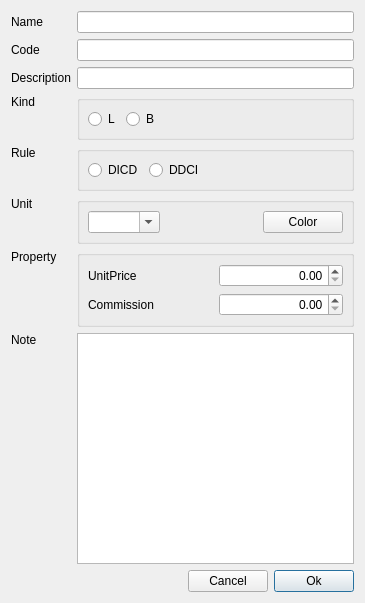
Above: dialog/insertnode/insertnodei.ui from ytxerp/ytx-client before the change. Below: the same form after it.
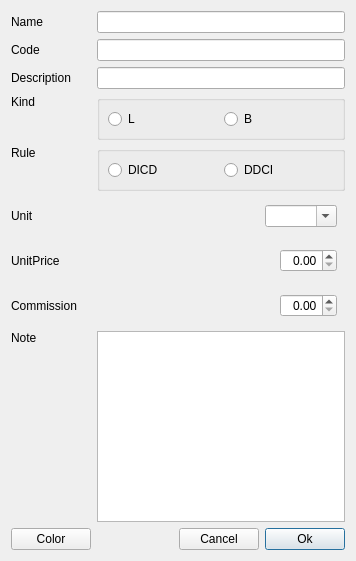
That is the form after the change. Custom widgets are drawn as their Qt base class.

What changed in the file:
```diff
--- a/dialog/insertnode/insertnodei.ui
+++ b/dialog/insertnode/insertnodei.ui
@@ -6,91 +6,65 @@
    <rect>
     <x>0</x>
     <y>0</y>
-    <width>365</width>
-    <height>603</height>
+    <width>356</width>
+    <height>561</height>
    </rect>
   </property>
-  <layout class="QGridLayout" name="gridLayout_4">
-   <item row="2" column="0">
-    <widget class="QLabel" name="labDescription">
-     <property name="text">
-      <string>Description</string>
-     </property>
-     <property name="buddy">
-      <cstring>lineEditDescription</cstring>
-     </property>
-    </widget>
-   </item>
-   <item row="0" column="1" colspan="3">
-    <widget class="LineEdit" name="lineEditName">
-     <property name="sizePolicy">
-      <sizepolicy hsizetype="Expanding" vsizetype="Fixed">
-       <horstretch>0</horstretch>
-       <verstretch>0</verstretch>
-      </sizepolicy>
-     </property>
-    </widget>
-   </item>
-   <item row="6" column="0">
-    <widget class="QLabel" name="labUnit">
-     <property name="toolTip">
-      <string>Cannot be changed once set. Delete and recreate to modify.</string>
-     </property>
-     <property name="text">
-      <string>Unit</string>
-     </property>
-     <property name="alignment">
-      <set>Qt::AlignmentFlag::AlignLeading|Qt::AlignmentFlag::AlignLeft|Qt::AlignmentFlag::AlignTop</set>
-     </property>
-    </widget>
-   </item>
-   <item row="12" column="2">
-    <widget class="QPushButton" name="pBtnCancel">
-     <property name="sizePolicy">
-      <sizepolicy hsizetype="Fixed" vsizetype="Fixed">
-       <horstretch>0</horstretch>
-       <verstretch>0</verstretch>
-      </sizepolicy>
-     </property>
-     <property name="text">
-      <string>Cancel</string>
-     </property>
-    </widget>
-   </item>
-   <item row="2" column="1" colspan="3">
-    <widget class="LineEdit" name="lineEditDescription">
-     <property name="sizePolicy">
-      <sizepolicy hsizetype="Preferred" vsizetype="Preferred">
-       <horstretch>0</horstretch>
-       <verstretch>0</verstretch>
-      </sizepolicy>
-     </property>
-    </widget>
-   </item>
-   <item row="0" column="0">
-    <widget class="QLabel" name="labName">
-     <property name="sizePolicy">
-      <sizepolicy hsizetype="Fixed" vsizetype="Preferred">
-       <horstretch>0</horstretch>
-       <verstretch>0</verstretch>
-      </sizepolicy>
-     </property>
-     <property name="text">
-      <string>Name</string>
-     </property>
-     <property name="buddy">
-      <cstring>lineEditName</cstring>
-     </property>
-    </widget>
-   </item>
-   <item row="9" column="1" rowspan="3" colspan="3">
+  <layout class="QGridLayout" name="gridLayout">
+   <item row="8" column="1" colspan="3">
     <widget class="PlainTextEdit" name="plainTextEdit">
      <property name="tabChangesFocus">
       <bool>true</bool>
      </property>
     </widget>
    </item>
-   <item row="4" column="1" colspan="3">
+   <item row="9" column="1">
+    <spacer name="horizontalSpacer">
+     <property name="orientation">
+      <enum>Qt::Orientation::Horizontal</enum>
+     </property>
+     <property name="sizeHint" stdset="0">
+      <size>
+       <width>103</width>
+       <height>20</height>
+      </size>
+     </property>
+    </spacer>
+   </item>
+   <item row="9" column="0">
+    <widget class="QPushButton" name="pBtnColor">
+     <property name="text">
+      <string>Color</string>
+     </property>
+     <property name="checkable">
+      <bool>false</bool>
+     </property>
+    </widget>
+   </item>
+   <item row="9" column="3">
+    <widget class="QPushButton" name="pBtnOk">
+     <property name="sizePolicy">
+      <sizepolicy hsizetype="Fixed" vsizetype="Fixed">
+       <horstretch>0</horstretch>
+       <verstretch>0</verstretch>
+      </sizepolicy>
+     </property>
+     <property name="text">
+      <string>Ok</string>
+     </property>
+     <property name="default">
+      <bool>true</bool>
+     </property>
+    </widget>
+   </item>
+   <item row="6" column="0">
+    <widget class="QLabel" name="labUnitPrice">
+     <property name="text">
+      <string>UnitPrice</string>
+     </property>
+    </widget>
+   </item>
+   <item row="3" column="1" colspan="3">
     <widget class="QGroupBox" name="groupBox_3">
      <property name="title">
       <string/>
@@ -111,29 +85,6 @@
       <property name="spacing">
        <number>-1</number>
       </property>
-      <item row="0" column="3">
-       <spacer name="horizontalSpacer_4">
-        <property name="orientation">
-         <enum>Qt::Orientation::Horizontal</enum>
-        </property>
-        <property name="sizeHint" stdset="0">
-         <size>
-          <width>40</width>
-          <height>5</height>
-         </size>
-        </property>
-       </spacer>
-      </item>
-      <item row="0" column="1">
-       <widget class="QRadioButton" name="rBtnLeaf">
-        <property name="toolTip">
-         <string>Leaf</string>
-        </property>
-        <property name="text">
-         <string notr="true">L</string>
-        </property>
-       </widget>
-      </item>
       <item row="0" column="2">
        <widget class="QRadioButton" name="rBtnBranch">
         <property name="toolTip">
@@ -144,12 +95,54 @@
         </property>
        </widget>
       </item>
+      <item row="0" column="1">
+       <widget class="QRadioButton" name="rBtnLeaf">
+        <property name="toolTip">
+         <string>Leaf</string>
+        </property>
+        <property name="text">
+         <string notr="true">L</string>
+        </property>
+       </widget>
+      </item>
      </layout>
     </widget>
    </item>
-   <item row="6" column="1" colspan="3">
+   <item row="9" column="2">
+    <widget class="QPushButton" name="pBtnCancel">
+     <property name="sizePolicy">
+      <sizepolicy hsizetype="Fixed" vsizetype="Fixed">
+       <horstretch>0</horstretch>
+       <verstretch>0</verstretch>
+      </sizepolicy>
+     </property>
+     <property name="text">
+      <string>Cancel</string>
+     </property>
+    </widget>
+   </item>
+   <item row="5" column="0">
+    <widget class="QLabel" name="labUnit">
+     <property name="toolTip">
+      <string>Cannot be changed once set. Delete and recreate to modify.</string>
+     </property>
+     <property name="text">
+      <string>Unit</string>
+     </property>
+    </widget>
+   </item>
+   <item row="4" column="1" colspan="3">
     <widget class="QGroupBox" name="groupBox">
-     <layout class="QGridLayout" name="gridLayout_3">
+     <property name="sizePolicy">
+      <sizepolicy hsizetype="Preferred" vsizetype="Preferred">
+       <horstretch>0</horstretch>
+       <verstretch>0</verstretch>
+      </sizepolicy>
+     </property>
+     <property name="title">
+      <string/>
+     </property>
+     <layout class="QHBoxLayout" name="horizontalLayout">
       <property name="leftMargin">
        <number>8</number>
       </property>
@@ -162,36 +155,23 @@
       <property name="bottomMargin">
        <number>8</number>
       </property>
-      <item row="0" column="1">
-       <spacer name="horizontalSpacer_3">
-        <property name="orientation">
-         <enum>Qt::Orientation::Horizontal</enum>
+      <item>
+       <widget class="QRadioButton" name="rBtnDICD">
+        <property name="toolTip">
+         <string>Debit Increase, Credit Decrease</string>
         </property>
-        <property name="sizeHint" stdset="0">
-         <size>
-          <width>40</width>
-          <height>20</height>
-         </size>
-        </property>
-       </spacer>
-      </item>
-      <item row="0" column="0">
-       <widget class="ComboBox" name="comboUnit">
-        <property name="editable">
-         <bool>true</bool>
-        </property>
-        <property name="insertPolicy">
-         <enum>QComboBox::InsertPolicy::NoInsert</enum>
+        <property name="text">
+         <string notr="true">DICD</string>
         </property>
        </widget>
       </item>
-      <item row="0" column="2">
-       <widget class="QPushButton" name="pBtnColor">
-        <property name="text">
-         <string>Color</string>
+      <item>
+       <widget class="QRadioButton" name="rBtnDDCI">
+        <property name="toolTip">
+         <string>Debit Decrease, Credit Increase</string>
         </property>
-        <property name="checkable">
-         <bool>false</bool>
+        <property name="text">
+         <string notr="true">DDCI</string>
         </property>
        </widget>
       </item>
@@ -209,18 +189,15 @@
     </widget>
    </item>
    <item row="4" column="0">
-    <widget class="QLabel" name="labKind">
+    <widget class="QLabel" name="labRule">
      <property name="sizePolicy">
       <sizepolicy hsizetype="Preferred" vsizetype="Preferred">
        <horstretch>0</horstretch>
        <verstretch>0</verstretch>
       </sizepolicy>
      </property>
-     <property name="toolTip">
-      <string>Cannot be changed once set. Delete and recreate to modify.</string>
-     </property>
      <property name="text">
-      <string>Kind</string>
+      <string>Rule</string>
      </property>
      <property name="alignment">
       <set>Qt::AlignmentFlag::AlignLeading|Qt::AlignmentFlag::AlignLeft|Qt::AlignmentFlag::AlignTop</set>
@@ -230,7 +207,17 @@
      </property>
     </widget>
    </item>
-   <item row="9" column="0">
+   <item row="2" column="0">
+    <widget class="QLabel" name="labDescription">
+     <property name="text">
+      <string>Description</string>
+     </property>
+     <property name="buddy">
+      <cstring>lineEditDescription</cstring>
+     </property>
+    </widget>
+   </item>
+   <item row="8" column="0">
     <widget class="QLabel" name="labNote">
      <property name="sizePolicy">
       <sizepolicy hsizetype="Preferred" vsizetype="Expanding">
@@ -249,16 +236,26 @@
      </property>
     </widget>
    </item>
-   <item row="5" column="0">
-    <widget class="QLabel" name="labRule">
+   <item row="7" column="0">
+    <widget class="QLabel" name="labCommission">
+     <property name="text">
+      <string>Commission</string>
+     </property>
+    </widget>
+   </item>
+   <item row="3" column="0">
+    <widget class="QLabel" name="labKind">
      <property name="sizePolicy">
       <sizepolicy hsizetype="Preferred" vsizetype="Preferred">
        <horstretch>0</horstretch>
        <verstretch>0</verstretch>
       </sizepolicy>
      </property>
+     <property name="toolTip">
+      <string>Cannot be changed once set. Delete and recreate to modify.</string>
+     </property>
      <property name="text">
-      <string>Rule</string>
+      <string>Kind</string>
      </property>
      <property name="alignment">
       <set>Qt::AlignmentFlag::AlignLeading|Qt::AlignmentFlag::AlignLeft|Qt::AlignmentFlag::AlignTop</set>
@@ -268,6 +265,22 @@
      </property>
     </widget>
    </item>
+   <item row="0" column="0">
+    <widget class="QLabel" name="labName">
+     <property name="sizePolicy">
+      <sizepolicy hsizetype="Fixed" vsizetype="Preferred">
+       <horstretch>0</horstretch>
+       <verstretch>0</verstretch>
+      </sizepolicy>
+     </property>
+     <property name="text">
+      <string>Name</string>
+     </property>
+     <property name="buddy">
+      <cstring>lineEditName</cstring>
+     </property>
+    </widget>
+   </item>
    <item row="1" column="1" colspan="3">
     <widget class="LineEdit" name="lineEditCode">
      <property name="sizePolicy">
@@ -278,155 +291,141 @@
      </property>
     </widget>
    </item>
-   <item row="12" column="0" colspan="2">
-    <spacer name="horizontalSpacer">
-     <property name="orientation">
-      <enum>Qt::Orientation::Horizontal</enum>
-     </property>
-     <property name="sizeHint" stdset="0">
-      <size>
-       <width>111</width>
-       <height>20</height>
-      </size>
-     </property>
-    </spacer>
-   </item>
-   <item row="7" column="0">
-    <widget class="QLabel" name="labProperty">
-     <property name="text">
-      <string>Property</string>
-     </property>
-     <property name="alignment">
-      <set>Qt::AlignmentFlag::AlignLeading|Qt::AlignmentFlag::AlignLeft|Qt::AlignmentFlag::AlignTop</set>
+   <item row="2" column="1" colspan="3">
+    <widget class="LineEdit" name="lineEditDescription">
+     <property name="sizePolicy">
+      <sizepolicy hsizetype="Preferred" vsizetype="Preferred">
+       <horstretch>0</horstretch>
+       <verstretch>0</verstretch>
+      </sizepolicy>
      </property>
     </widget>
    </item>
    <item row="7" column="1" colspan="3">
-    <widget class="QGroupBox" name="groupBoxProperty">
-     <layout class="QGridLayout" name="gridLayout">
-      <property name="leftMargin">
-       <number>8</number>
-      </property>
-      <property name="topMargin">
-       <number>8</number>
-      </property>
-      <property name="rightMargin">
-       <number>8</number>
-      </property>
-      <property name="bottomMargin">
-       <number>8</number>
-      </property>
-      <item row="1" column="0">
-       <widget class="QLabel" name="labCommission">
-        <property name="text">
-         <string>Commission</string>
-        </property>
-       </widget>
-      </item>
-      <item row="1" column="2">
-       <widget class="DoubleSpinBox" name="dSpinBoxCommission">
-        <property name="alignment">
-         <set>Qt::AlignmentFlag::AlignRight|Qt::AlignmentFlag::AlignTrailing|Qt::AlignmentFlag::AlignVCenter</set>
-        </property>
-        <property name="stepType">
-         <enum>QAbstractSpinBox::StepType::AdaptiveDecimalStepType</enum>
-        </property>
-       </widget>
-      </item>
-      <item row="0" column="2">
-       <widget class="DoubleSpinBox" name="dSpinBoxUnitPrice">
-        <property name="alignment">
-         <set>Qt::AlignmentFlag::AlignRight|Qt::AlignmentFlag::AlignTrailing|Qt::AlignmentFlag::AlignVCenter</set>
-        </property>
-        <property name="stepType">
-         <enum>QAbstractSpinBox::StepType::AdaptiveDecimalStepType</enum>
-        </property>
-       </widget>
-      </item>
-      <item row="0" column="0">
-       <widget class="QLabel" name="labUnitPrice">
-        <property name="text">
-         <string>UnitPrice</string>
-        </property>
-       </widget>
-      </item>
-     </layout>
-    </widget>
+    <layout class="QHBoxLayout" name="horizontalLayout_2">
+     <property name="leftMargin">
+      <number>8</number>
+     </property>
+     <property name="topMargin">
+      <number>8</number>
+     </property>
+     <property name="rightMargin">
+      <number>8</number>
+     </property>
+     <property name="bottomMargin">
+      <number>8</number>
+     </property>
+     <item>
+      <spacer name="horizontalSpacer_3">
+       <property name="orientation">
+        <enum>Qt::Orientation::Horizontal</enum>
+       </property>
+       <property name="sizeHint" stdset="0">
+        <size>
+         <width>40</width>
+         <height>20</height>
+        </size>
+       </property>
+      </spacer>
+     </item>
+     <item>
+      <widget class="DoubleSpinBox" name="dSpinBoxCommission">
+       <property name="alignment">
+        <set>Qt::AlignmentFlag::AlignRight|Qt::AlignmentFlag::AlignTrailing|Qt::AlignmentFlag::AlignVCenter</set>
+       </property>
+       <property name="stepType">
+        <enum>QAbstractSpinBox::StepType::AdaptiveDecimalStepType</enum>
+       </property>
+      </widget>
+     </item>
+    </layout>
    </item>
-   <item row="12" column="3">
-    <widget class="QPushButton" name="pBtnOk">
-     <property name="sizePolicy">
-      <sizepolicy hsizetype="Fixed" vsizetype="Fixed">
-       <horstretch>0</horstretch>
-       <verstretch>0</verstretch>
-      </sizepolicy>
+   <item row="6" column="1" colspan="3">
+    <layout class="QHBoxLayout" name="horizontalLayout_3">
+     <property name="leftMargin">
+      <number>8</number>
      </property>
-     <property name="text">
-      <string>Ok</string>
+     <property name="topMargin">
+      <number>8</number>
      </property>
-     <property name="default">
-      <bool>true</bool>
+     <property name="rightMargin">
+      <number>8</number>
      </property>
-    </widget>
+     <property name="bottomMargin">
+      <number>8</number>
+     </property>
+     <item>
+      <spacer name="horizontalSpacer_2">
+       <property name="orientation">
+        <enum>Qt::Orientation::Horizontal</enum>
+       </property>
+       <property name="sizeHint" stdset="0">
+        <size>
+         <width>40</width>
+         <height>20</height>
+        </size>
+       </property>
+      </spacer>
+     </item>
+     <item>
+      <widget class="DoubleSpinBox" name="dSpinBoxUnitPrice">
+       <property name="alignment">
+        <set>Qt::AlignmentFlag::AlignRight|Qt::AlignmentFlag::AlignTrailing|Qt::AlignmentFlag::AlignVCenter</set>
+       </property>
+       <property name="stepType">
+        <enum>QAbstractSpinBox::StepType::AdaptiveDecimalStepType</enum>
+       </property>
+      </widget>
+     </item>
+    </layout>
    </item>
    <item row="5" column="1" colspan="3">
-    <widget class="QGroupBox" name="groupBox">
+    <layout class="QHBoxLayout" name="horizontalLayout_4">
+     <property name="leftMargin">
+      <number>8</number>
+     </property>
+     <property name="topMargin">
+      <number>8</number>
+     </property>
+     <property name="rightMargin">
+      <number>8</number>
+     </property>
+     <property name="bottomMargin">
+      <number>8</number>
+     </property>
+     <item>
+      <spacer name="horizontalSpacer_4">
+       <property name="orientation">
+        <enum>Qt::Orientation::Horizontal</enum>
+       </property>
+       <property name="sizeHint" stdset="0">
+        <size>
+         <width>40</width>
+         <height>20</height>
+        </size>
+       </property>
+      </spacer>
+     </item>
+     <item>
+      <widget class="ComboBox" name="comboUnit">
+       <property name="editable">
+        <bool>true</bool>
+       </property>
+       <property name="insertPolicy">
+        <enum>QComboBox::InsertPolicy::NoInsert</enum>
+       </property>
+      </widget>
+     </item>
+    </layout>
+   </item>
+   <item row="0" column="1" colspan="3">
+    <widget class="LineEdit" name="lineEditName">
      <property name="sizePolicy">
-      <sizepolicy hsizetype="Preferred" vsizetype="Preferred">
+      <sizepolicy hsizetype="Expanding" vsizetype="Fixed">
        <horstretch>0</horstretch>
        <verstretch>0</verstretch>
       </sizepolicy>
      </property>
-     <property name="title">
-      <string/>
-     </property>
-     <layout class="QHBoxLayout" name="horizontalLayout">
-      <property name="leftMargin">
-       <number>8</number>
-      </property>
-      <property name="topMargin">
-       <number>8</number>
-      </property>
-      <property name="rightMargin">
-       <number>8</number>
-      </property>
-      <property name="bottomMargin">
-       <number>8</number>
-      </property>
-      <item>
-       <widget class="QRadioButton" name="rBtnDICD">
-        <property name="toolTip">
-         <string>Debit Increase, Credit Decrease</string>
-        </property>
-        <property name="text">
-         <string notr="true">DICD</string>
-        </property>
-       </widget>
-      </item>
-      <item>
-       <widget class="QRadioButton" name="rBtnDDCI">
-        <property name="toolTip">
-         <string>Debit Decrease, Credit Increase</string>
-        </property>
-        <property name="text">
-         <string notr="true">DDCI</string>
-        </property>
-       </widget>
-      </item>
-      <item>
-       <spacer name="horizontalSpacer_2">
-        <property name="orientation">
-         <enum>Qt::Orientation::Horizontal</enum>
-        </property>
-        <property name="sizeHint" stdset="0">
-         <size>
-          <width>40</width>
-          <height>5</height>
-         </size>
-        </property>
-       </spacer>
-      </item>
-     </layout>
     </widget>
    </item>
   </layout>
```
